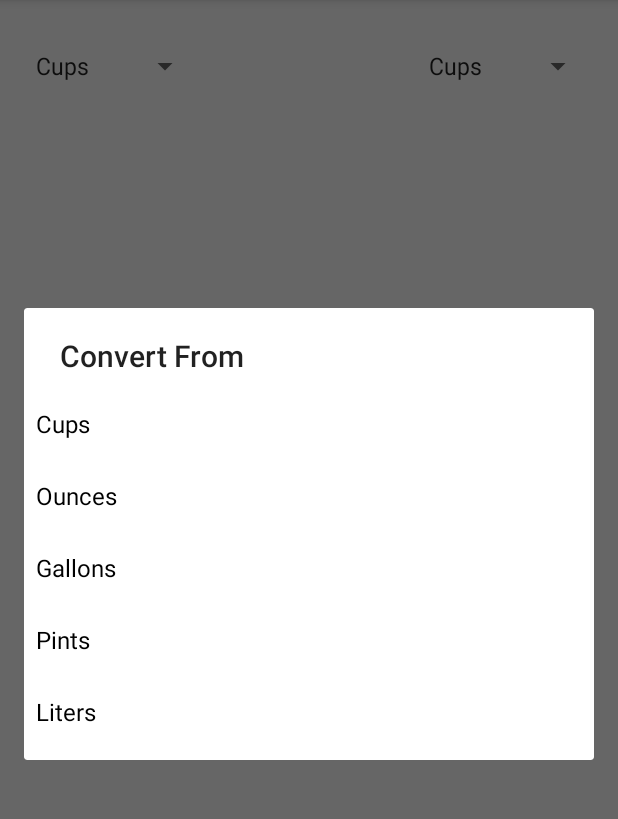
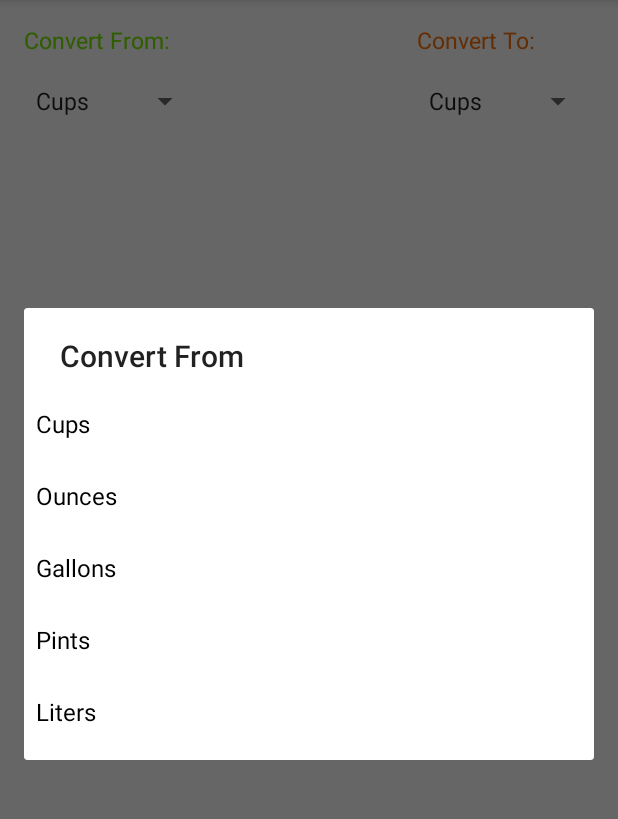
Before and after one commit to Elale1984/UnitConverter, an Android app: the screen it shows after launch (MainActivity), after a tap on "Cups", on a phone screen of 412 x 824 dp, the part 84-903 px from its top. Run offline under Robolectric (Android 15) with nearby library versions, the phone set to English and light mode, and no system bars.

Commit message:
update layout

```diff
--- a/app/src/main/res/layout/activity_main.xml
+++ b/app/src/main/res/layout/activity_main.xml
@@ -7,28 +7,54 @@
     android:padding="16dp"
     tools:context=".MainActivity">
 
+    <TextView
+        android:id="@+id/con_from_lbl"
+        android:layout_width="wrap_content"
+        android:layout_height="wrap_content"
+        android:text="@string/convert_from"
+        android:textColor="#75e900"
+        android:textSize="15sp"
+        app:layout_constraintStart_toStartOf="@+id/convert_from_units"
+        app:layout_constraintTop_toTopOf="parent"
+        />
+
     <Spinner
         android:id="@+id/convert_from_units"
         android:layout_width="wrap_content"
         android:layout_height="wrap_content"
+        android:layout_marginTop="6dp"
         android:entries="@array/start_con_array"
+        android:minHeight="48dp"
+        android:prompt="@string/from_prompt"
         android:spinnerMode="dialog"
-        android:prompt="@string/from_prompt"
-        android:layout_marginTop="16dp"
         app:layout_constraintStart_toStartOf="parent"
-        app:layout_constraintTop_toTopOf="parent">
+        app:layout_constraintTop_toBottomOf="@+id/con_from_lbl"
+        tools:ignore="DuplicateSpeakableTextCheck">
 
     </Spinner>
+
+    <TextView
+        android:id="@+id/con_to_lbl"
+        android:layout_width="wrap_content"
+        android:layout_height="wrap_content"
+        android:text="@string/convert_to"
+        android:textColor="#FB7107"
+        android:textSize="15sp"
+        app:layout_constraintStart_toStartOf="@+id/convert_to_units"
+        app:layout_constraintTop_toTopOf="parent"
+        />
+
     <Spinner
         android:id="@+id/convert_to_units"
         android:layout_width="wrap_content"
         android:layout_height="wrap_content"
+        android:layout_marginTop="6dp"
         android:entries="@array/start_con_array"
+        android:minHeight="48dp"
+        android:prompt="@string/to_prompt"
         android:spinnerMode="dialog"
-        android:prompt="@string/to_prompt"
-        android:layout_marginTop="16dp"
         app:layout_constraintEnd_toEndOf="parent"
-        app:layout_constraintTop_toTopOf="parent">
+        app:layout_constraintTop_toBottomOf="@+id/con_to_lbl">
 
     </Spinner>
 
--- a/app/src/main/res/values/strings.xml
+++ b/app/src/main/res/values/strings.xml
@@ -11,5 +11,7 @@
 
     <string name="from_prompt">Convert From</string>
     <string name="to_prompt">Convert To</string>
+    <string name="convert_from">Convert From:</string>
+    <string name="convert_to">Convert To:</string>
 
 </resources>
```
